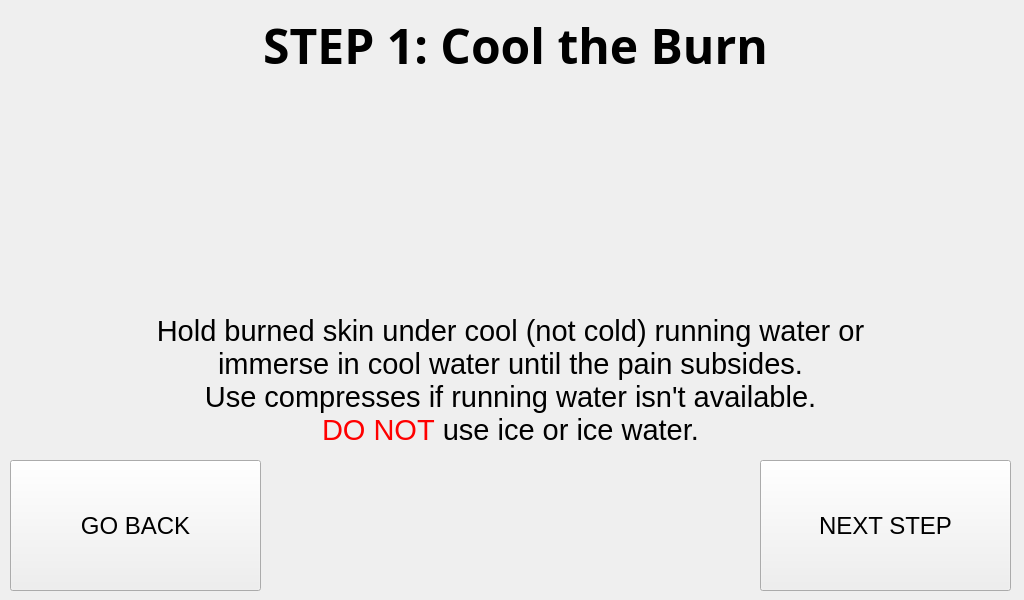
The window that RASPI/injuries/burns_step_1.ui (Pwersa/Medical-Cabinet) describes before a commit, drawn with Qt 5.
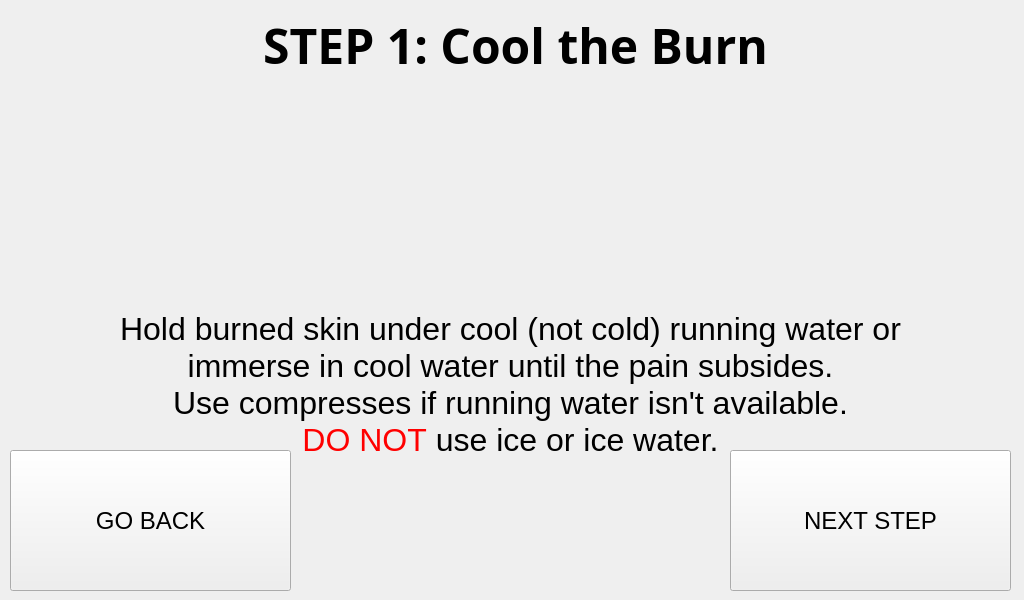
The same window after the commit.

Commit message: ADDED: SENDING CSV BEFORE  PROCEDURE, GUEST WINDOW, AGE, CHANGE TO INJURY TYPE BEFORE BODY PART

```diff
--- a/RASPI/injuries/burns_step_1.ui
+++ b/RASPI/injuries/burns_step_1.ui
@@ -56,7 +56,7 @@
       <x>20</x>
       <y>310</y>
       <width>981</width>
-      <height>141</height>
+      <height>151</height>
      </rect>
     </property>
     <property name="font">
@@ -65,7 +65,7 @@
      </font>
     </property>
     <property name="text">
-     <string>&lt;html&gt;&lt;head/&gt;&lt;body&gt;&lt;p align=&quot;center&quot;&gt;&lt;span style=&quot; font-family:'Calibri'; font-size:22pt; color:#000000;&quot;&gt;Hold burned skin under cool (not cold) running water or &lt;br/&gt;immerse in cool water until the pain subsides.&lt;br/&gt;Use compresses if running water isn't available.&lt;/span&gt;&lt;span style=&quot; font-size:22pt;&quot;&gt;&lt;br/&gt;&lt;/span&gt;&lt;span style=&quot; font-family:'Calibri'; font-size:22pt; color:#ff0000;&quot;&gt;DO NOT&lt;/span&gt;&lt;span style=&quot; font-family:'Calibri'; font-size:22pt; color:#000000;&quot;&gt; use ice or ice water.&lt;/span&gt;&lt;/p&gt;&lt;/body&gt;&lt;/html&gt;</string>
+     <string>&lt;html&gt;&lt;head/&gt;&lt;body&gt;&lt;p align=&quot;center&quot;&gt;&lt;span style=&quot; font-family:'Calibri'; font-size:24pt; color:#000000;&quot;&gt;Hold burned skin under cool (not cold) running water or &lt;br/&gt;immerse in cool water until the pain subsides.&lt;br/&gt;Use compresses if running water isn't available.&lt;/span&gt;&lt;span style=&quot; font-size:24pt;&quot;&gt;&lt;br/&gt;&lt;/span&gt;&lt;span style=&quot; font-family:'Calibri'; font-size:24pt; color:#ff0000;&quot;&gt;DO NOT&lt;/span&gt;&lt;span style=&quot; font-family:'Calibri'; font-size:24pt; color:#000000;&quot;&gt; use ice or ice water.&lt;/span&gt;&lt;/p&gt;&lt;/body&gt;&lt;/html&gt;</string>
     </property>
    </widget>
    <widget class="QLabel" name="gif_player_label">
@@ -110,10 +110,10 @@
    <widget class="QPushButton" name="next_step_button">
     <property name="geometry">
      <rect>
-      <x>760</x>
-      <y>460</y>
-      <width>251</width>
-      <height>131</height>
+      <x>730</x>
+      <y>450</y>
+      <width>281</width>
+      <height>141</height>
      </rect>
     </property>
     <property name="font">
@@ -132,9 +132,9 @@
     <property name="geometry">
      <rect>
       <x>10</x>
-      <y>460</y>
-      <width>251</width>
-      <height>131</height>
+      <y>450</y>
+      <width>281</width>
+      <height>141</height>
      </rect>
     </property>
     <property name="font">
```
Left out of the diff: 5 changed lines with no effect on the pictures. The commit also changes 60 other files.
